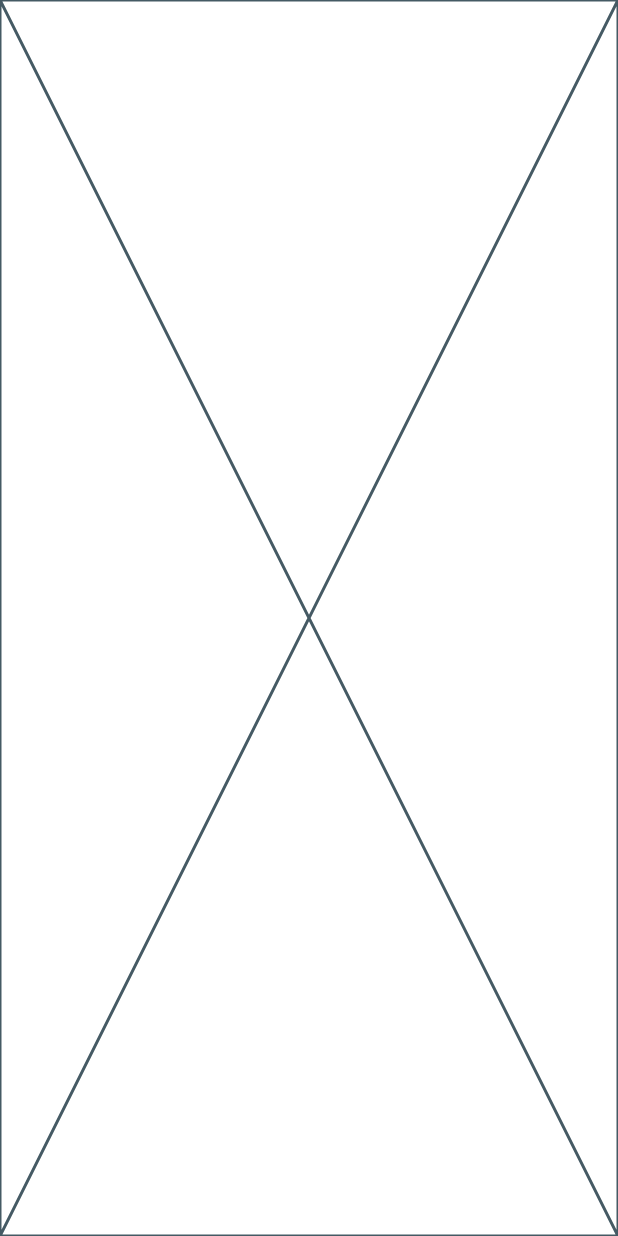
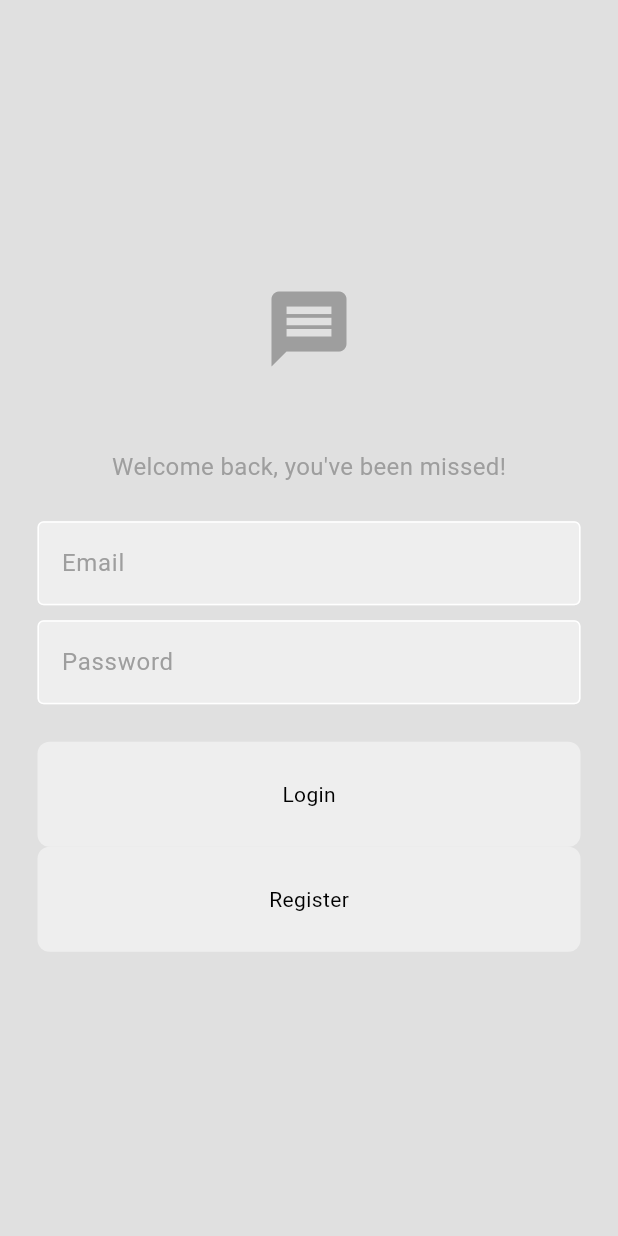
Before and after one commit to safadtm/Chat-App-Flutter, a Flutter app: the screen it shows after launch, on a phone screen of 412 x 824 dp. Run offline on Flutter 3.47's test engine with Material 3 defaults, Android fonts, the phone set to English and light mode, and no system bars.

Commit message:
login page --created

```diff
--- /dev/null
+++ b/lib/components/my_button.dart
@@ -0,0 +1,31 @@
+import 'package:flutter/material.dart';
+
+class MyButton extends StatelessWidget {
+  final String text;
+  final void Function()? onTap;
+  const MyButton({
+    super.key,
+    required this.text,
+    required this.onTap,
+  });
+
+  @override
+  Widget build(BuildContext context) {
+    return GestureDetector(
+      onTap: onTap,
+      child: Container(
+        decoration: BoxDecoration(
+          color: Theme.of(context).colorScheme.secondary,
+          borderRadius: BorderRadius.circular(8),
+        ),
+        padding: const EdgeInsets.all(25),
+        margin: const EdgeInsets.symmetric(horizontal: 25),
+        child: Center(
+          child: Text(
+            text,
+          ),
+        ),
+      ),
+    );
+  }
+}
--- /dev/null
+++ b/lib/components/my_textfield.dart
@@ -0,0 +1,43 @@
+// ignore_for_file: public_member_api_docs, sort_constructors_first
+import 'package:flutter/material.dart';
+
+class MyTextField extends StatelessWidget {
+  final String hintText;
+  final bool obscureText;
+  final TextEditingController controller;
+  const MyTextField({
+    super.key,
+    required this.hintText,
+    required this.obscureText,
+     required this.controller,
+  });
+
+  @override
+  Widget build(BuildContext context) {
+    return Padding(
+      padding: const EdgeInsets.symmetric(horizontal: 25.0),
+      child: TextField(
+        obscureText: obscureText,
+        controller: controller,
+        decoration: InputDecoration(
+          enabledBorder: OutlineInputBorder(
+            borderSide: BorderSide(
+              color: Theme.of(context).colorScheme.tertiary,
+            ),
+          ),
+          focusedBorder: OutlineInputBorder(
+            borderSide: BorderSide(
+              color: Theme.of(context).colorScheme.primary,
+            ),
+          ),
+          fillColor: Theme.of(context).colorScheme.secondary,
+          filled: true,
+          hintText: hintText,
+          hintStyle: TextStyle(
+            color: Theme.of(context).colorScheme.primary,
+          ),
+        ),
+      ),
+    );
+  }
+}
--- a/lib/login_page.dart
+++ /dev/null
@@ -1,10 +0,0 @@
-import 'package:flutter/material.dart';
-
-class LoginPage extends StatelessWidget {
-  const LoginPage({super.key});
-
-  @override
-  Widget build(BuildContext context) {
-    return const Placeholder();
-  }
-}
--- a/lib/main.dart
+++ b/lib/main.dart
@@ -1,4 +1,5 @@
-import 'package:chat_app/login_page.dart';
+import 'package:chat_app/pages/login_page.dart';
+import 'package:chat_app/themes/light_mode.dart';
 import 'package:flutter/material.dart';
 
 void main() {
@@ -8,16 +9,12 @@ void main() {
 class MyApp extends StatelessWidget {
   const MyApp({super.key});
 
-  // This widget is the root of your application.
   @override
   Widget build(BuildContext context) {
     return MaterialApp(
-      title: 'Flutter Demo',
-      theme: ThemeData(
-       colorScheme: ColorScheme.fromSeed(seedColor: Colors.deepPurple),
-        useMaterial3: true,
-      ),
-      home: const LoginPage(),
+      debugShowCheckedModeBanner: false,
+      home:  LoginPage(),
+      theme: lightMode,
     );
   }
 }
--- /dev/null
+++ b/lib/pages/login_page.dart
@@ -0,0 +1,74 @@
+import 'package:chat_app/components/my_button.dart';
+import 'package:chat_app/components/my_textfield.dart';
+import 'package:flutter/material.dart';
+
+class LoginPage extends StatelessWidget {
+  final TextEditingController _emailController = TextEditingController();
+  final TextEditingController _pwController = TextEditingController();
+
+  LoginPage({super.key});
+
+  // login method
+  void login(){}
+
+  @override
+  Widget build(BuildContext context) {
+    return Scaffold(
+      backgroundColor: Theme.of(context).colorScheme.background,
+      body: Center(
+        child: Column(
+          mainAxisAlignment: MainAxisAlignment.center,
+          children: [
+            // Logo
+            Icon(
+              Icons.message,
+              size: 60,
+              color: Theme.of(context).colorScheme.primary,
+            ),
+            const SizedBox(height: 50),
+            //  welcome back message
+            Text(
+              "Welcome back, you've been missed!",
+              style: TextStyle(
+                color: Theme.of(context).colorScheme.primary,
+                fontSize: 16,
+              ),
+            ),
+
+            const SizedBox(height: 25),
+
+            // email textfield
+            MyTextField(
+              hintText: "Email",
+              obscureText: false,
+              controller: _emailController,
+            ),
+
+            const SizedBox(height: 10),
+
+            // pw textfield
+            MyTextField(
+              hintText: "Password",
+              obscureText: true,
+              controller: _pwController,
+            ),
+
+            const SizedBox(height: 25),
+
+            // login button
+            MyButton(
+              text: "Login",
+              onTap: login,
+            ),
+
+            // register now
+            MyButton(
+              text: "Register",
+              onTap: login,
+            ),
+          ],
+        ),
+      ),
+    );
+  }
+}
--- /dev/null
+++ b/lib/themes/light_mode.dart
@@ -0,0 +1,11 @@
+import 'package:flutter/material.dart';
+
+ThemeData lightMode = ThemeData(
+  colorScheme: ColorScheme.light(
+    background: Colors.grey.shade300,
+    primary: Colors.grey.shade500,
+    secondary: Colors.grey.shade200,
+    tertiary: Colors.white,
+    inversePrimary: Colors.grey.shade900,
+  ),
+);
```
